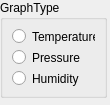
Qt form ui/select_dialog/select_graph.ui (Mcublog/GraphPyQtTest) before a commit.
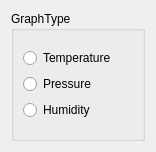
The same form after that commit.

Commit message: fixed window size;

```diff
--- a/ui/select_dialog/select_graph.ui
+++ b/ui/select_dialog/select_graph.ui
@@ -6,22 +6,16 @@
    <rect>
     <x>0</x>
     <y>0</y>
-    <width>110</width>
-    <height>105</height>
+    <width>156</width>
+    <height>152</height>
    </rect>
   </property>
   <property name="windowTitle">
    <string>Type Selector</string>
   </property>
+  <layout class="QVBoxLayout" name="verticalLayout_3">
+   <item>
   <widget class="QGroupBox" name="groupBox">
-   <property name="geometry">
-    <rect>
-     <x>0</x>
-     <y>0</y>
-     <width>107</width>
-     <height>98</height>
-    </rect>
-   </property>
    <property name="title">
     <string>GraphType</string>
    </property>
@@ -53,6 +47,8 @@
     </item>
    </layout>
   </widget>
+   </item>
+  </layout>
  </widget>
  <resources/>
  <connections/>
```
Lines whose indentation alone changed are shown as unchanged. The commit also changes 5 other files.
